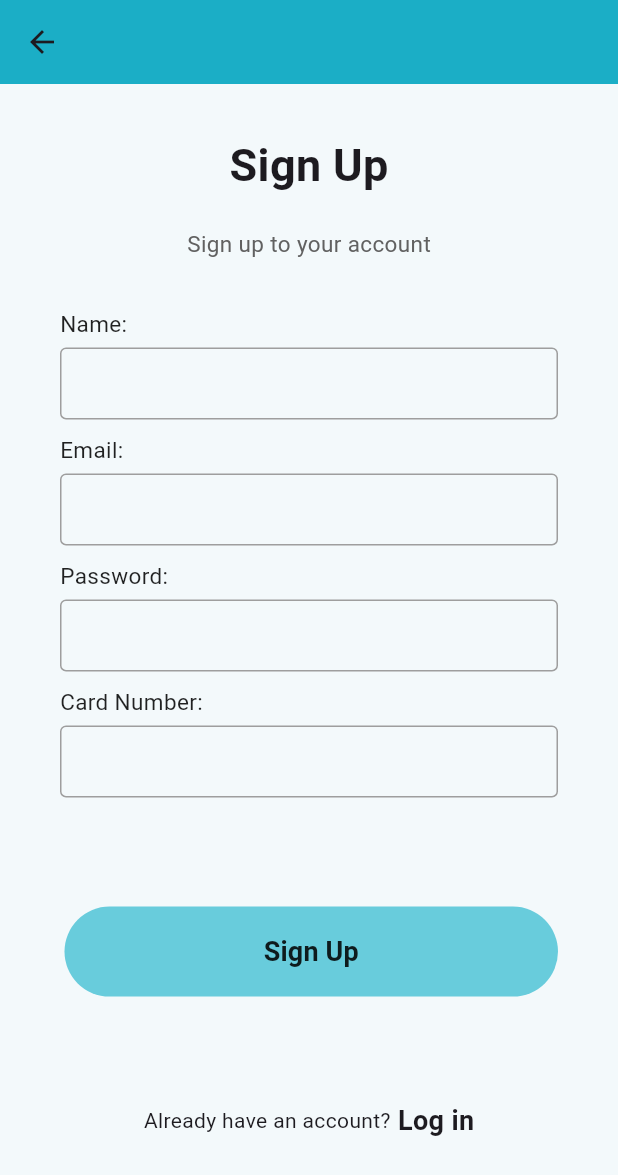
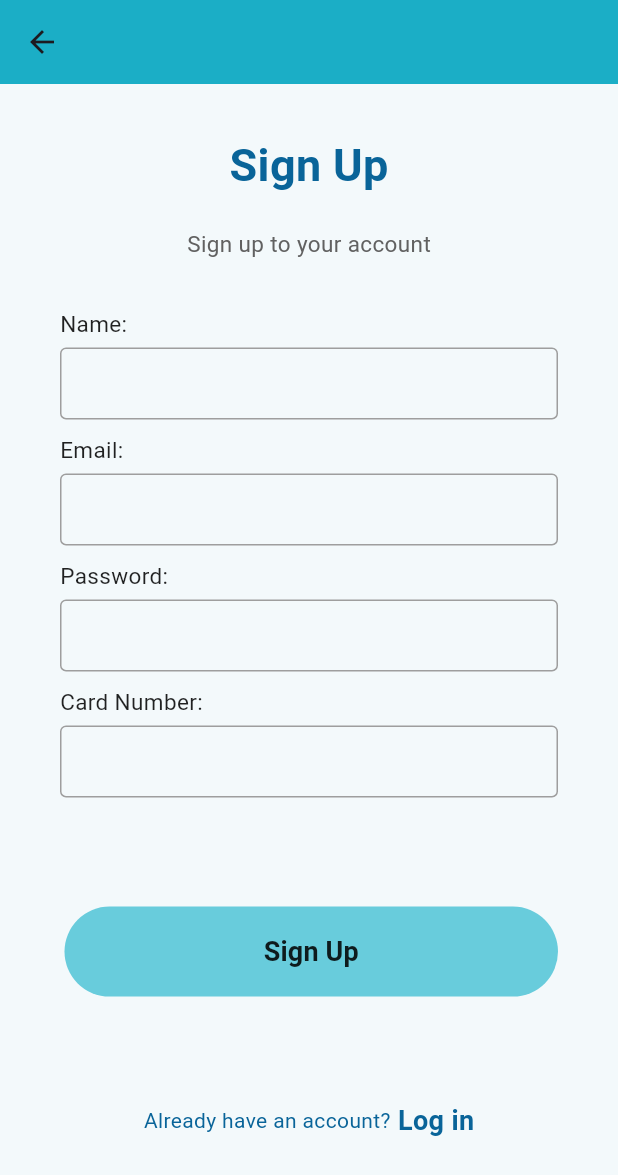
Before and after one commit to Duna-a/LightFlight, a Flutter app: the screen it shows after launch, after a tap on "SignUp", on a phone screen of 412 x 824 dp. Shown: the top 1175 px of the screen. Run offline on Flutter 3.47's test engine with Material 3 defaults, Android fonts, the phone set to English and light mode, and no system bars.

Commit message:
theme+pictures

```diff
--- a/lib/main.dart
+++ b/lib/main.dart
@@ -11,6 +11,18 @@ void main() {
   runApp(MaterialApp(
     debugShowCheckedModeBanner: false,
     home: welcomPage(),
+    theme: ThemeData(
+        primaryColor:Color(0xFF2F83C5) ,
+        primaryColorLight: Color(0xFF1BAEC6),
+        primaryColorDark:Color(0xFF096499) ,
+        highlightColor: Color(0xFF48C4DD),
+        scaffoldBackgroundColor: Color(0xFFF3F9FB),
+        textTheme:TextTheme(
+         bodyLarge: TextStyle(color:Color(0xFF096499),fontSize: 16 ),
+         bodyMedium: TextStyle(color:Color(0xFF096499),fontSize: 14 ),
+         bodySmall:  TextStyle(color:Color(0xFF2F83C5),fontSize: 12 ),
+        ),
+      ),
   ));
 }
 
--- a/pubspec.yaml
+++ b/pubspec.yaml
@@ -67,6 +67,10 @@ flutter:
     - images/dd.jpg
     - images/lightFlightLogo.png
     - images/logImg.png
+    - images/flynas.png
+    - images/gulf.png
+    - images/kuwait.jpeg
+    - images/saudia.png
 
   #   - images/a_dot_ham.jpeg
 
```
Also changed, not shown: images/flynas.png (added), images/gulf.png (added), images/kuwait.jpeg (added), images/saudia.png (added).
